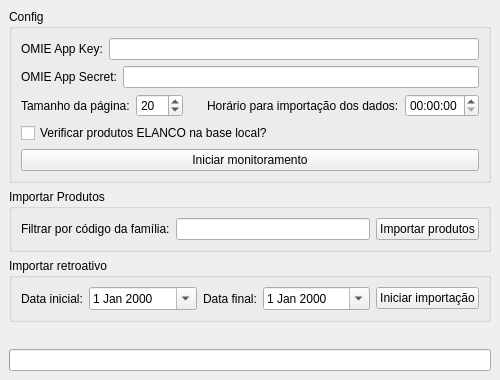
ronaldsantos63/omie_data_extractor, file view/ui/mainwindow.ui: the form before one commit.
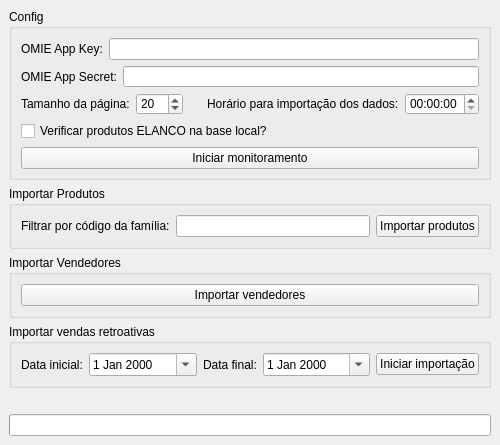
The form after the commit.

Commit message:
Feature: Importa vendedores
O objetivo de importar os vendedores para a base é para otimizar as requisições na api, como é necessário pegar algumas informações do vendor foi ideal manter os dados do vendor local.

What changed in the file:
```diff
--- a/view/ui/mainwindow.ui
+++ b/view/ui/mainwindow.ui
@@ -7,11 +7,11 @@
     <x>0</x>
     <y>0</y>
     <width>500</width>
-    <height>380</height>
+    <height>445</height>
    </rect>
   </property>
   <property name="sizePolicy">
-   <sizepolicy hsizetype="Preferred" vsizetype="Preferred">
+   <sizepolicy hsizetype="Expanding" vsizetype="Expanding">
     <horstretch>0</horstretch>
     <verstretch>0</verstretch>
    </sizepolicy>
@@ -22,12 +22,6 @@
     <height>280</height>
    </size>
   </property>
-  <property name="maximumSize">
-   <size>
-    <width>500</width>
-    <height>400</height>
-   </size>
-  </property>
   <property name="windowTitle">
    <string>OMIE Data Extractor</string>
   </property>
@@ -178,10 +172,26 @@
       </layout>
      </widget>
     </item>
+    <item>
+     <widget class="QGroupBox" name="groupBox_2">
+      <property name="title">
+       <string>Importar Vendedores</string>
+      </property>
+      <layout class="QHBoxLayout" name="horizontalLayout_6">
+       <item>
+        <widget class="QPushButton" name="import_sellers_push_button">
+         <property name="text">
+          <string>Importar vendedores</string>
+         </property>
+        </widget>
+       </item>
+      </layout>
+     </widget>
+    </item>
     <item>
      <widget class="QGroupBox" name="retroactive_importation_gb">
       <property name="title">
-       <string>Importar retroativo</string>
+       <string>Importar vendas retroativas</string>
       </property>
       <layout class="QVBoxLayout" name="verticalLayout_3">
        <item>
```
The commit also changes 8 other files.
